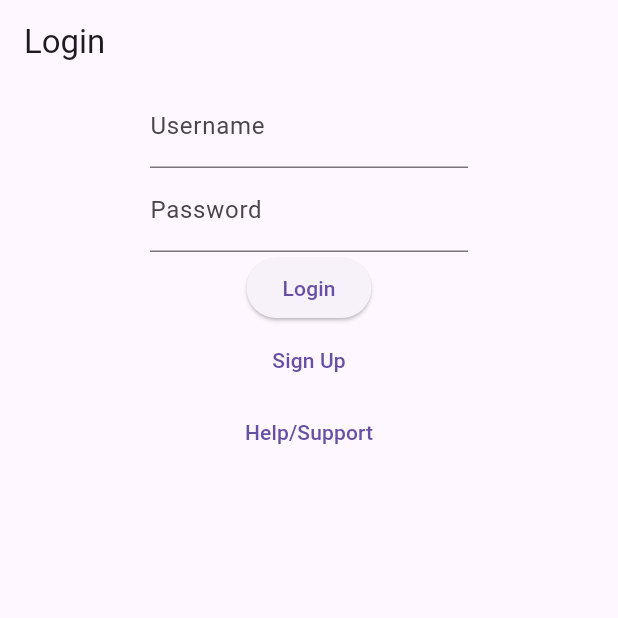
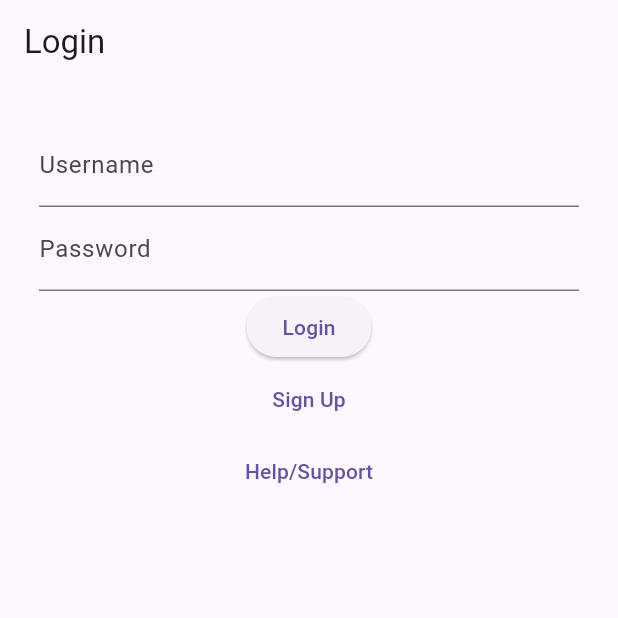
Before and after one commit to OneRedBlip/GraduationProject, a Flutter app: the screen it shows after launch, after a tap on "Continue", on a phone screen of 412 x 824 dp, the top half of it. Run offline on Flutter 3.47's test engine with Material 3 defaults, Android fonts, the phone set to English and light mode, and no system bars; our stand-ins replace flutter_svg; network calls fail.

Commit message:
Make the app green

```diff
--- a/trash2treasure/lib/login_page.dart
+++ b/trash2treasure/lib/login_page.dart
@@ -32,7 +32,7 @@ class _LoginPageState extends State<LoginPage> {
         title: Text('Login'),
       ),
       body: Container(
-        margin: EdgeInsets.symmetric(horizontal: 100),
+        margin: EdgeInsets.all(26),
         child: Column(
           children: [
             TextField(
--- a/trash2treasure/lib/main.dart
+++ b/trash2treasure/lib/main.dart
@@ -12,7 +12,7 @@ class TrashToTreasureApp extends StatelessWidget {
     return MaterialApp(
       title: 'Trash to Treasure',
       theme: ThemeData(
-        primarySwatch: Colors.blue,
+        primarySwatch: Colors.green,
       ),
       routes: {
         '/': (context) => HomePage(),
```
